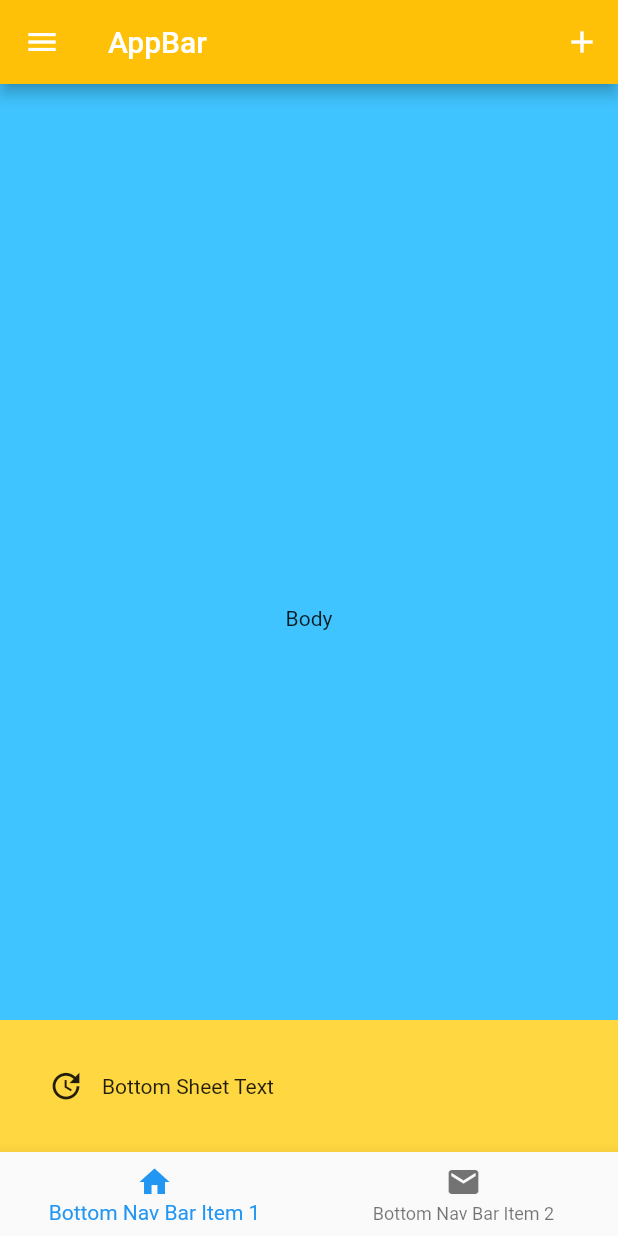
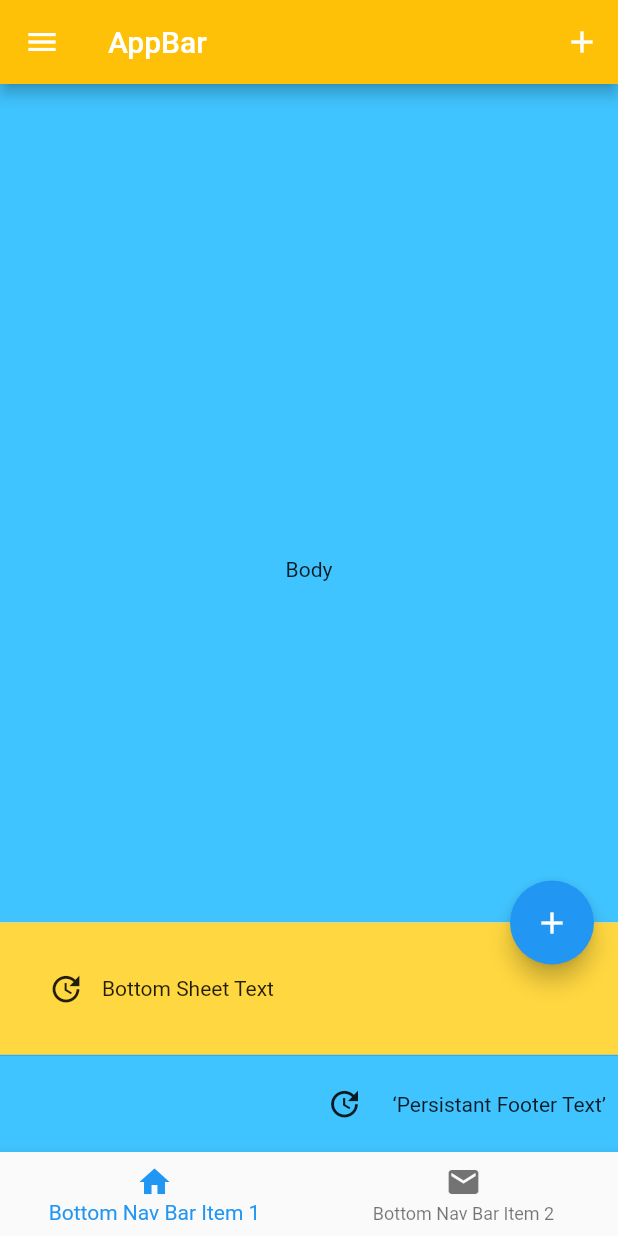
Before and after one commit to evansmwenda/flutterWidgets, a Flutter app: the ScaffoldWidget screen opened by its route, on a phone screen of 412 x 824 dp. Run offline on Flutter 3.47's test engine with Material 2 defaults, Android fonts, the phone set to English and light mode, and no system bars; our stand-ins replace local_auth; missing offline and left inert: dart:ffi.

Commit message:
added fab and persistent footer text to scaffold

```diff
--- a/lib/screens/scaffold.dart
+++ b/lib/screens/scaffold.dart
@@ -13,7 +13,8 @@ class ScaffoldWidget extends StatelessWidget {
               icon: Icon(Icons.add),
               onPressed: () {
                 print("Add IconButton Pressed...");
-              },),
+              },
+            ),
           ],
         ),
         backgroundColor: Colors.lightBlueAccent,
@@ -29,7 +30,8 @@ class ScaffoldWidget extends StatelessWidget {
         ),
         bottomNavigationBar: BottomNavigationBar(
           type: BottomNavigationBarType.fixed,
-        onTap: (index) => debugPrint("Bottom Navigation Bar onTap: ${index} "),
+          onTap: (index) =>
+              debugPrint("Bottom Navigation Bar onTap: ${index} "),
           items: [
             BottomNavigationBarItem(
               icon: new Icon(Icons.home),
@@ -79,6 +81,21 @@ class ScaffoldWidget extends StatelessWidget {
             ],
           ),
         ),
-    );
+        floatingActionButton: new FloatingActionButton(
+          onPressed: () {
+            print("“FloatingActionButton Pressed”");
+          },
+          tooltip: "‘Increment’",
+          child: new Icon(Icons.add),
+        ),
+        persistentFooterButtons: <Widget>[
+          IconButton(
+            icon: Icon(Icons.update),
+            onPressed: () {
+              print("“Persistant Footer Icon Pressed”");
+            },
+          ),
+          Text("‘Persistant Footer Text’")
+        ]);
   }
 }
```
Lines whose indentation alone changed are shown as unchanged.
